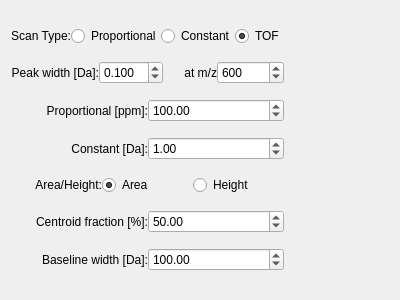
Before: the Qt Designer form src/libs/qtwidgets/centroidform.ui in qtplatz/qtplatz, drawn with Qt 5.
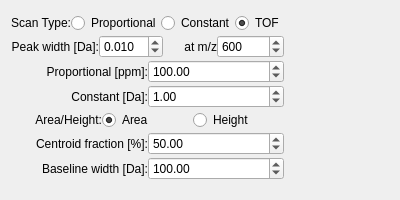
After: the same form once the commit is applied.

The edit to the form file:
```diff
--- a/src/libs/qtwidgets/centroidform.ui
+++ b/src/libs/qtwidgets/centroidform.ui
@@ -7,7 +7,7 @@
     <x>0</x>
     <y>0</y>
     <width>400</width>
-    <height>300</height>
+    <height>200</height>
    </rect>
   </property>
   <property name="windowTitle">
@@ -90,7 +90,7 @@
           <double>0.100000000000000</double>
          </property>
          <property name="value">
-          <double>0.100000000000000</double>
+          <double>0.010000000000000</double>
          </property>
         </widget>
        </item>
```
Left out of the diff: 4 changed lines with no effect on the pictures.
